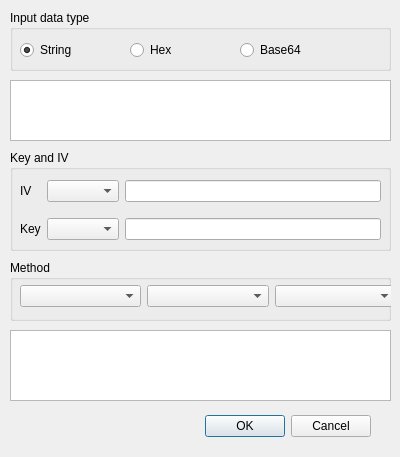
Old version of the form BerViewer/enc_dec_dlg.ui in the repository jykim74/BerEditor.
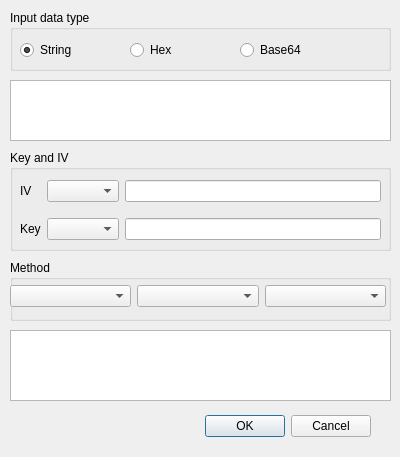
New version of the form.

```diff
--- a/BerViewer/enc_dec_dlg.ui
+++ b/BerViewer/enc_dec_dlg.ui
@@ -160,7 +160,7 @@
    <widget class="QWidget" name="gridLayoutWidget_2">
     <property name="geometry">
      <rect>
-      <x>10</x>
+      <x>0</x>
       <y>20</y>
       <width>376</width>
       <height>32</height>
```
